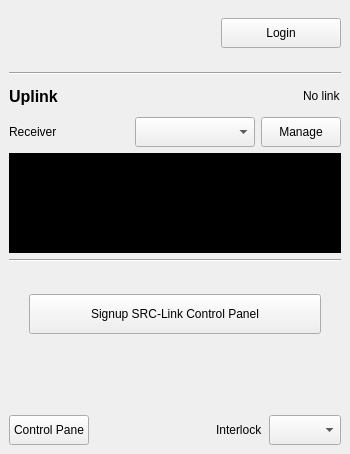
OPENSPHERE-Inc/src-link, file src/UI/egress-link-dock.ui: the form before one commit.
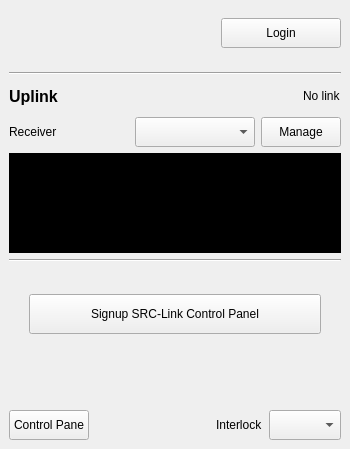
The form after the commit. Icons and pictures are not drawn.

Commit message: - Fix max size of the dock.

Diff of the .ui file:
```diff
--- a/src/UI/egress-link-dock.ui
+++ b/src/UI/egress-link-dock.ui
@@ -7,13 +7,13 @@
     <x>0</x>
     <y>0</y>
     <width>350</width>
-    <height>454</height>
+    <height>449</height>
    </rect>
   </property>
   <property name="minimumSize">
    <size>
     <width>350</width>
-    <height>0</height>
+    <height>210</height>
    </size>
   </property>
   <property name="windowTitle">
@@ -36,8 +36,8 @@
     <widget class="QScrollArea" name="scrollArea">
      <property name="minimumSize">
       <size>
-       <width>320</width>
-       <height>400</height>
+       <width>0</width>
+       <height>0</height>
       </size>
      </property>
      <property name="frameShape">
@@ -61,7 +61,7 @@
         <x>0</x>
         <y>0</y>
         <width>350</width>
-        <height>400</height>
+        <height>395</height>
        </rect>
       </property>
       <layout class="QVBoxLayout" name="scrollAreaLayout">
```
